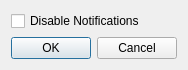
jasonodonnell/twitchcreep, file Forms/dialog.ui: the form before one commit.
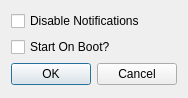
The form after the commit.

Commit message: Adding startup setting

Diff of the .ui file:
```diff
--- a/Forms/dialog.ui
+++ b/Forms/dialog.ui
@@ -7,7 +7,7 @@
     <x>0</x>
     <y>0</y>
     <width>184</width>
-    <height>70</height>
+    <height>98</height>
    </rect>
   </property>
   <property name="windowTitle">
@@ -21,6 +21,13 @@
      </property>
     </widget>
    </item>
+   <item>
+    <widget class="QCheckBox" name="checkBox">
+     <property name="text">
+      <string>Start On Boot?</string>
+     </property>
+    </widget>
+   </item>
    <item>
     <widget class="QDialogButtonBox" name="buttonBox">
      <property name="orientation">
```
The commit also changes 2 other files.
